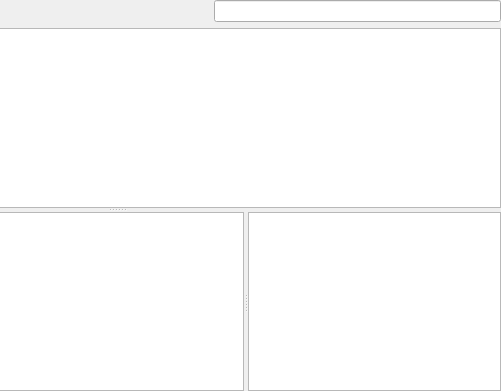
The window that src/resultscallercalleepage.ui (KDAB/hotspot) describes before a commit, drawn with Qt 5; both pictures show x 267 to 768 and y 0 to 391 of the 768 by 391 pixel window.
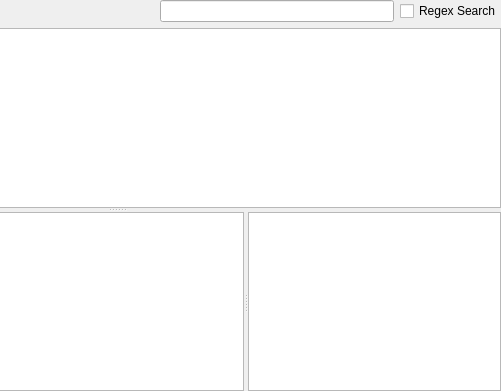
The same window after the commit.

Commit message:
feat: support regex search
Since we use QSortFilterProxyModel we get this for free.
This patch adds support for regex search by not escaping the search term
if it is prefix with %.
For the flamegraph there is a custom implementation, which changes the
current QString::contains to a QRegularExpression::match call.

Closes: #666

```diff
--- a/src/resultscallercalleepage.ui
+++ b/src/resultscallercalleepage.ui
@@ -71,6 +71,13 @@
         </property>
        </widget>
       </item>
+      <item>
+       <widget class="QCheckBox" name="regexCheckBox">
+        <property name="text">
+         <string>Regex Search</string>
+        </property>
+       </widget>
+      </item>
      </layout>
     </widget>
    </item>
```
The commit also changes 13 other files.
